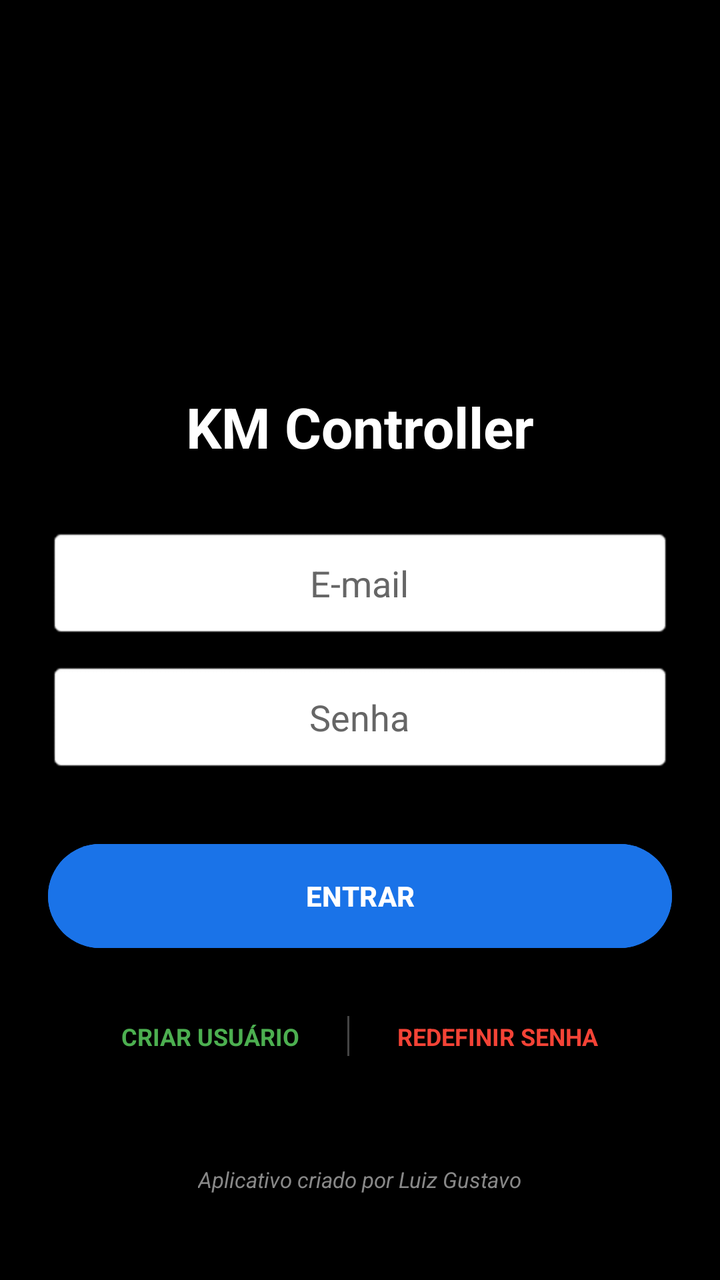
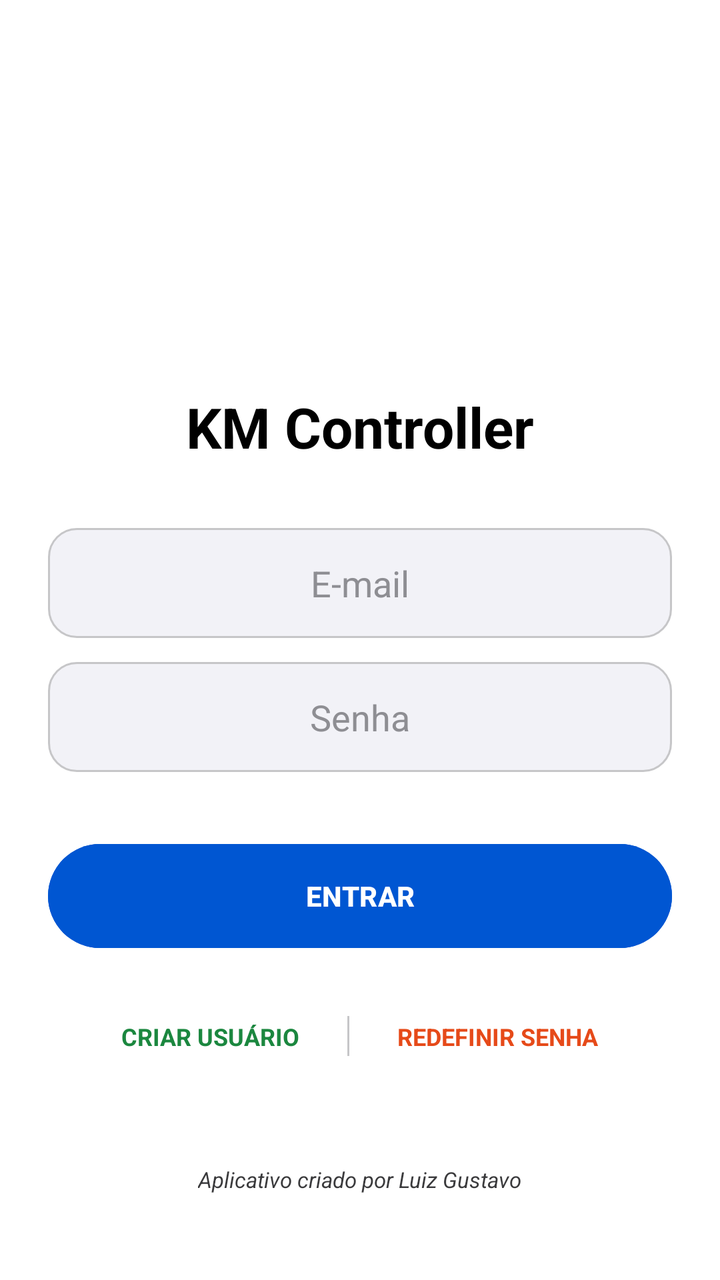

An Android layout rendered at two revisions. The XML below is the earlier revision; the diff shows what the commit changed to produce the second picture.
<!-- AndroidManifest.xml: application theme Theme.ControleKM -->
<!-- res/layout/activity_login.xml -->
<?xml version="1.0" encoding="utf-8"?>
<ScrollView xmlns:android="http://schemas.android.com/apk/res/android"
    android:layout_width="match_parent"
    android:layout_height="match_parent"
    android:fillViewport="true"
    android:background="#000000">

    <LinearLayout
        android:layout_width="match_parent"
        android:layout_height="wrap_content"
        android:orientation="vertical"
        android:padding="24dp"
        android:gravity="center">

        <ImageView
            android:layout_width="120dp"
            android:layout_height="120dp"
            android:src="@mipmap/kmcontroll"
            android:layout_marginBottom="32dp"/>

        <TextView
            android:layout_width="wrap_content"
            android:layout_height="wrap_content"
            android:text="KM Controller"
            android:textSize="28sp"
            android:textStyle="bold"
            android:textColor="#FFFFFF"
            android:layout_marginBottom="32dp" />

        <EditText
            android:id="@+id/editEmailLogin"
            android:layout_width="match_parent"
            android:layout_height="55dp"
            android:hint="E-mail"
            android:gravity="center"
            android:textColor="#000000"
            android:textColorHint="#666666"
            android:background="@android:drawable/editbox_background"
            android:layout_marginBottom="12dp"
            android:inputType="textEmailAddress"/>

        <EditText
            android:id="@+id/editSenhaLogin"
            android:layout_width="match_parent"
            android:layout_height="55dp"
            android:hint="Senha"
            android:gravity="center"
            android:textColor="#000000"
            android:textColorHint="#666666"
            android:background="@android:drawable/editbox_background"
            android:layout_marginBottom="32dp"
            android:inputType="textPassword"/>

        <Button
            android:id="@+id/btnLogin"
            android:layout_width="match_parent"
            android:layout_height="60dp"
            android:text="ENTRAR"
            android:backgroundTint="#1A73E8"
            android:textColor="#FFFFFF"
            android:textStyle="bold"/>

        <LinearLayout
            android:layout_width="match_parent"
            android:layout_height="wrap_content"
            android:orientation="horizontal"
            android:gravity="center"
            android:layout_marginTop="24dp">

            <TextView
                android:id="@+id/txtCriarConta"
                android:layout_width="wrap_content"
                android:layout_height="wrap_content"
                android:text="CRIAR USUÁRIO"
                android:textColor="#4CAF50"
                android:textSize="12sp"
                android:textStyle="bold"
                android:padding="8dp"
                android:clickable="true"
                android:focusable="true" />

            <View
                android:layout_width="1dp"
                android:layout_height="20dp"
                android:background="#444444"
                android:layout_marginHorizontal="16dp"/>

            <TextView
                android:id="@+id/txtRedefinirSenha"
                android:layout_width="wrap_content"
                android:layout_height="wrap_content"
                android:text="REDEFINIR SENHA"
                android:textColor="#F44336"
                android:textSize="12sp"
                android:textStyle="bold"
                android:padding="8dp"
                android:clickable="true"
                android:focusable="true" />
        </LinearLayout>

        <TextView
            android:layout_width="wrap_content"
            android:layout_height="wrap_content"
            android:layout_marginTop="48dp"
            android:text="Aplicativo criado por Luiz Gustavo"
            android:textColor="#888888"
            android:textSize="11sp"
            android:textStyle="italic" />

    </LinearLayout>
</ScrollView>
<!-- resources referenced by this layout -->
<resources>
  <!-- mipmap kmcontroll (mipmap-anydpi-v26) -->
  <?xml version="1.0" encoding="utf-8"?>
  <adaptive-icon xmlns:android="http://schemas.android.com/apk/res/android">
      <background android:drawable="@color/kmcontroll_background"/>
      <foreground android:drawable="@mipmap/kmcontroll_foreground"/>
      <monochrome android:drawable="@mipmap/kmcontroll_foreground"/>
  </adaptive-icon>
  <style name="Theme.ControleKM" parent="Base.Theme.ControleKM">
          <item name="bottomSheetDialogTheme">@style/CustomBottomSheetDialog</item>
      </style>
  <color name="kmcontroll_background">#AB1212</color>
  <style name="Base.Theme.ControleKM" parent="Theme.Material3.DayNight.NoActionBar">
          
          
      </style>
  <style name="CustomBottomSheetDialog" parent="Theme.Design.Light.BottomSheetDialog">
          <item name="bottomSheetStyle">@style/CustomBottomSheetStyle</item>
      </style>
  <style name="CustomBottomSheetStyle" parent="Widget.Design.BottomSheet.Modal">
          <item name="android:background">@android:color/transparent</item>
      </style>
</resources>

<!-- the commit's change to res/layout/activity_login.xml (unified diff, before → after) -->
@@ -3,7 +3,7 @@
     android:layout_width="match_parent"
     android:layout_height="match_parent"
     android:fillViewport="true"
-    android:background="#000000">
+    android:background="@color/bg_main">
 
     <LinearLayout
         android:layout_width="match_parent"
@@ -24,7 +24,7 @@
             android:text="KM Controller"
             android:textSize="28sp"
             android:textStyle="bold"
-            android:textColor="#FFFFFF"
+            android:textColor="@color/text_main"
             android:layout_marginBottom="32dp" />
 
         <EditText
@@ -33,9 +33,9 @@
             android:layout_height="55dp"
             android:hint="E-mail"
             android:gravity="center"
-            android:textColor="#000000"
-            android:textColorHint="#666666"
-            android:background="@android:drawable/editbox_background"
+            android:textColor="@color/text_main"
+            android:textColorHint="@color/text_hint"
+            android:background="@drawable/bg_button_modern"
             android:layout_marginBottom="12dp"
             android:inputType="textEmailAddress"/>
 
@@ -45,9 +45,9 @@
             android:layout_height="55dp"
             android:hint="Senha"
             android:gravity="center"
-            android:textColor="#000000"
-            android:textColorHint="#666666"
-            android:background="@android:drawable/editbox_background"
+            android:textColor="@color/text_main"
+            android:textColorHint="@color/text_hint"
+            android:background="@drawable/bg_button_modern"
             android:layout_marginBottom="32dp"
             android:inputType="textPassword"/>
 
@@ -56,7 +56,7 @@
             android:layout_width="match_parent"
             android:layout_height="60dp"
             android:text="ENTRAR"
-            android:backgroundTint="#1A73E8"
+            android:backgroundTint="@color/accent_blue"
             android:textColor="#FFFFFF"
             android:textStyle="bold"/>
 
@@ -72,7 +72,7 @@
                 android:layout_width="wrap_content"
                 android:layout_height="wrap_content"
                 android:text="CRIAR USUÁRIO"
-                android:textColor="#4CAF50"
+                android:textColor="@color/accent_green"
                 android:textSize="12sp"
                 android:textStyle="bold"
                 android:padding="8dp"
@@ -82,7 +82,7 @@
             <View
                 android:layout_width="1dp"
                 android:layout_height="20dp"
-                android:background="#444444"
+                android:background="@color/border_color"
                 android:layout_marginHorizontal="16dp"/>
 
             <TextView
@@ -90,7 +90,7 @@
                 android:layout_width="wrap_content"
                 android:layout_height="wrap_content"
                 android:text="REDEFINIR SENHA"
-                android:textColor="#F44336"
+                android:textColor="@color/accent_orange"
                 android:textSize="12sp"
                 android:textStyle="bold"
                 android:padding="8dp"
@@ -103,7 +103,7 @@
             android:layout_height="wrap_content"
             android:layout_marginTop="48dp"
             android:text="Aplicativo criado por Luiz Gustavo"
-            android:textColor="#888888"
+            android:textColor="@color/text_muted"
             android:textSize="11sp"
             android:textStyle="italic" />
 
<!-- resource entries referenced after the edit -->
@@ -1,5 +1,36 @@
 <!-- resources referenced by this layout -->
 <resources>
+  <color name="accent_blue">#0056D2</color>
+  <color name="accent_green">#1B873F</color>
+  <color name="accent_orange">#E64A19</color>
+  <color name="bg_main">#FFFFFF</color>
+  <color name="border_color">#C6C6C8</color>
+  <color name="text_hint">#8E8E93</color>
+  <color name="text_main">#000000</color>
+  <color name="text_muted">#3A3A3C</color>
+  <!-- drawable bg_button_modern (drawable) -->
+  <?xml version="1.0" encoding="utf-8"?>
+  <ripple xmlns:android="http://schemas.android.com/apk/res/android"
+      android:color="#20FFFFFF">
+      <item>
+          <selector>
+              <item android:state_selected="true">
+                  <shape android:shape="rectangle">
+                      <solid android:color="@color/surface" />
+                      <corners android:radius="14dp" />
+                      <stroke android:width="2dp" android:color="#EF4444" />
+                  </shape>
+              </item>
+              <item>
+                  <shape android:shape="rectangle">
+                      <solid android:color="@color/surface" />
+                      <corners android:radius="14dp" />
+                      <stroke android:width="1dp" android:color="@color/border_color" />
+                  </shape>
+              </item>
+          </selector>
+      </item>
+  </ripple>
   <!-- mipmap kmcontroll (mipmap-anydpi-v26) -->
   <?xml version="1.0" encoding="utf-8"?>
   <adaptive-icon xmlns:android="http://schemas.android.com/apk/res/android">
@@ -10,15 +41,15 @@
   <style name="Theme.ControleKM" parent="Base.Theme.ControleKM">
           <item name="bottomSheetDialogTheme">@style/CustomBottomSheetDialog</item>
       </style>
+  <color name="surface">#F2F2F7</color>
   <color name="kmcontroll_background">#AB1212</color>
   <style name="Base.Theme.ControleKM" parent="Theme.Material3.DayNight.NoActionBar">
           
-          
       </style>
-  <style name="CustomBottomSheetDialog" parent="Theme.Design.Light.BottomSheetDialog">
+  <style name="CustomBottomSheetDialog" parent="Theme.Material3.DayNight.BottomSheetDialog">
           <item name="bottomSheetStyle">@style/CustomBottomSheetStyle</item>
       </style>
-  <style name="CustomBottomSheetStyle" parent="Widget.Design.BottomSheet.Modal">
+  <style name="CustomBottomSheetStyle" parent="Widget.Material3.BottomSheet.Modal">
           <item name="android:background">@android:color/transparent</item>
       </style>
 </resources>
